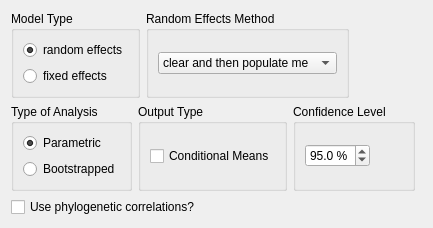
This is common_wizard_pages/meta_regression_details_page.ui in gdietz/OpenMEE as Qt 5 draws it before an edit. The edited form follows.
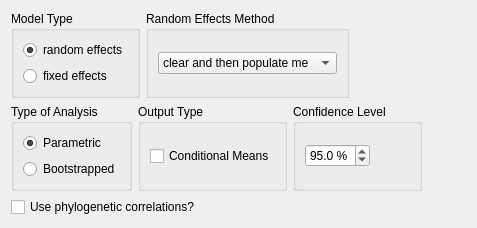
This is the edited form.

Diff of the .ui file:
```diff
--- a/common_wizard_pages/meta_regression_details_page.ui
+++ b/common_wizard_pages/meta_regression_details_page.ui
@@ -6,7 +6,7 @@
    <rect>
     <x>0</x>
     <y>0</y>
-    <width>433</width>
+    <width>477</width>
     <height>217</height>
    </rect>
   </property>
```
Left out of the diff: 6 changed lines with no effect on the pictures.
